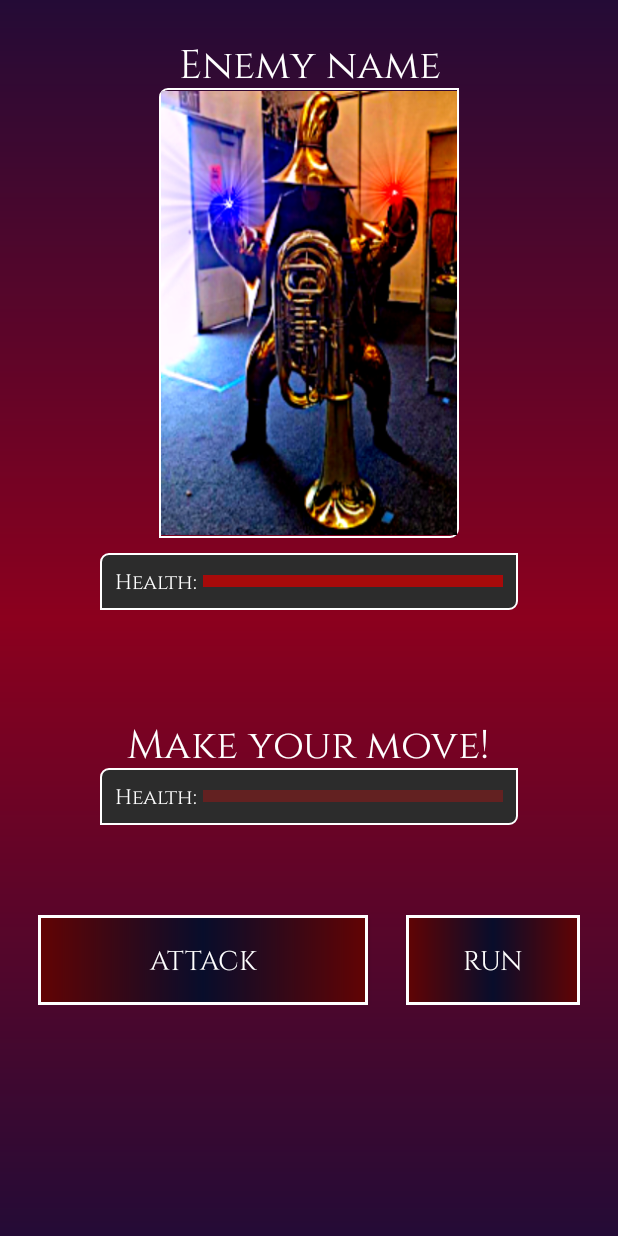
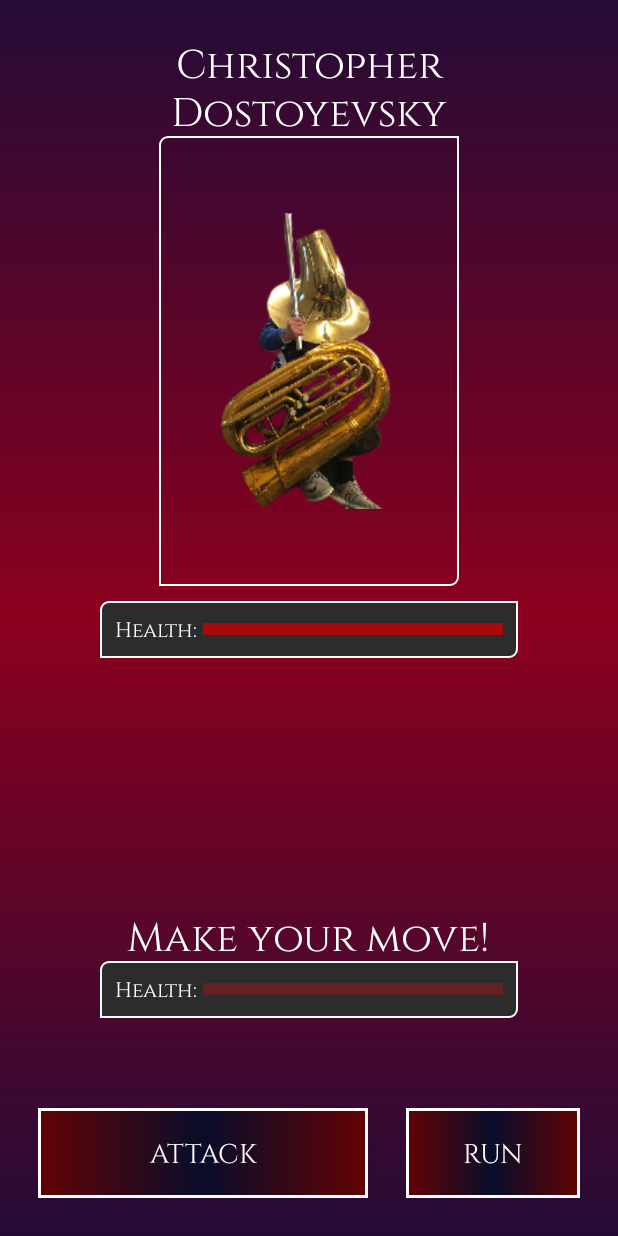
Before and after one commit to jbambo/BrassHeroes, an Android app: the FightActivity screen opened directly, with no data from a screen before it, on a phone screen of 412 x 824 dp. Run offline under Robolectric (Android 15) with nearby library versions, the phone set to English and light mode, and no system bars; 4 statements that could not run were skipped.

Commit message:
levelling possible, fight mechanics first prototype

```diff
--- a/app/src/main/java/com/example/brassheroes/characters/Enemy.java
+++ b/app/src/main/java/com/example/brassheroes/characters/Enemy.java
@@ -5,5 +5,7 @@ import com.example.brassheroes.fightmechanics.RNG;
 public class Enemy extends GameEntity {
     public Enemy() {
         setName(RNG.randomName());
+        setArmor(4);
+        setBaseDamage(10);
     }
 }
--- a/app/src/main/java/com/example/brassheroes/characters/Wizard.java
+++ b/app/src/main/java/com/example/brassheroes/characters/Wizard.java
@@ -4,7 +4,6 @@ public class Wizard extends GameEntity {
 
     public Wizard() {
         setProfession("wizard");
-        setArmor(5);
         setBaseDamage(20);
         setDamageInc(20);
         setHealthInc(15);
--- a/app/src/main/java/com/example/brassheroes/fightmechanics/RNG.java
+++ b/app/src/main/java/com/example/brassheroes/fightmechanics/RNG.java
@@ -2,11 +2,14 @@ package com.example.brassheroes.fightmechanics;
 
 import java.util.Random;
 
+import static com.example.brassheroes.R.drawable.enemy1;
+import static com.example.brassheroes.R.drawable.enemy2;
+import static com.example.brassheroes.R.drawable.enemy3;
+import static com.example.brassheroes.R.drawable.enemy4;
+import static com.example.brassheroes.R.drawable.enemy5;
+
+
 public class RNG {
-    private static final String[] suffixes = {
-            "the Mighty",
-            "the Righteous",
-            "the Noble"};
     private static final String[] firstNames = {
             "Connor",
             "Leo",
@@ -24,9 +27,10 @@ public class RNG {
             "Schopenhauer",
             "von Goethe"};
 
+    private static final int[] enemyPictures = new int[]{enemy1, enemy2, enemy3, enemy4, enemy5};
+
     public static String randomName() {
-        return suffixes[randomNumber(suffixes.length, 0)] + " "
-                + firstNames[randomNumber(firstNames.length, 0)] + " "
+        return firstNames[randomNumber(firstNames.length, 0)] + " "
                 + lastNames[randomNumber(lastNames.length, 0)];
     }
 
@@ -35,4 +39,8 @@ public class RNG {
         return r.nextInt(range) + start;
     }
 
+    public static int randomEnemyPortrait() {
+        return enemyPictures[randomNumber(enemyPictures.length, 0)];
+    }
+
 }
--- a/app/src/main/java/com/example/brassheroes/main/FightActivity.java
+++ b/app/src/main/java/com/example/brassheroes/main/FightActivity.java
@@ -4,6 +4,7 @@ import android.content.Intent;
 import android.os.Bundle;
 import android.view.View;
 import android.widget.Button;
+import android.widget.ImageView;
 import android.widget.ProgressBar;
 import android.widget.TextView;
 import android.widget.Toast;
@@ -14,6 +15,7 @@ import com.example.brassheroes.Persistence;
 import com.example.brassheroes.R;
 import com.example.brassheroes.characters.Enemy;
 import com.example.brassheroes.characters.GameEntity;
+import com.example.brassheroes.fightmechanics.RNG;
 
 import java.io.File;
 
@@ -25,9 +27,11 @@ public class FightActivity extends AppCompatActivity implements View.OnClickList
 
     GameEntity player;
 
-    TextView playerMessage;
+    TextView playerMessage, enemyName;
 
     ProgressBar enemyHealth, playerHealth;
+
+    ImageView enemyPortrait;
 
 
     @Override
@@ -40,18 +44,39 @@ public class FightActivity extends AppCompatActivity implements View.OnClickList
     }
 
     private void stateWatcher() {
-        if (enemyHealth.getProgress() == 0) {
+        if (enemy.getHealth() <= 0) {
+
+            player.gainExp(100);
+
+            File file = new File(getFilesDir(), "Saved-" + player.getName());
+            Persistence.saveData(player, file);
+
+            Toast.makeText(this, "you won!", Toast.LENGTH_SHORT).show();
+
             Intent intent = new Intent(this, StoryActivity.class);
+            intent.putExtra("won", true);
+            startActivity(intent);
+        }
+        if (player.getHealth() <= 0) {
+            Toast.makeText(this, "you lost!", Toast.LENGTH_SHORT).show();
+            Intent intent = new Intent(this, StoryActivity.class);
+            intent.putExtra("won", false);
             startActivity(intent);
         }
     }
 
     private void attackMove() {
-        //Toast.makeText(this, "Damage over 9000!", Toast.LENGTH_SHORT).show();
-        int damage = player.getCurrentDamage()-enemy.getArmor();
-        enemy.setHealth(enemy.getHealth()-damage);
-        enemyHealth.setProgress(enemy.getHealth());
+
+        enemy.recieveDamage(player.getCurrentDamage());
+        enemyHealth.setProgress(enemy.getHealth(), true);
+
         stateWatcher();
+
+        player.recieveDamage(enemy.getCurrentDamage());
+        playerHealth.setProgress(player.getHealth(), true);
+
+        stateWatcher();
+
     }
 
 
@@ -77,7 +102,13 @@ public class FightActivity extends AppCompatActivity implements View.OnClickList
         playerHealth.setProgress(player.getMaxHealth());
 
         playerMessage = findViewById(R.id.playerMessage);
-        playerMessage.setText("Make your move, "+player.getName()+" !");
+        playerMessage.setText("Make your move, " + player.getName() + " !");
+
+        enemyPortrait = findViewById(R.id.enemyPortrait);
+        enemyPortrait.setImageResource(RNG.randomEnemyPortrait());
+
+        enemyName = findViewById(R.id.enemyName);
+        enemyName.setText(enemy.getName());
 
     }
 
--- a/app/src/main/res/layout/activity_fight.xml
+++ b/app/src/main/res/layout/activity_fight.xml
@@ -7,7 +7,7 @@
 
     <RelativeLayout
         android:id="@+id/enemyLayout"
-        android:layout_width="wrap_content"
+        android:layout_width="match_parent"
         android:layout_height="wrap_content"
         app:layout_constraintEnd_toEndOf="parent"
         app:layout_constraintStart_toStartOf="parent"
@@ -19,7 +19,8 @@
             android:layout_height="wrap_content"
             android:text="Enemy name"
             android:textAlignment="center"
-            android:textSize="12pt" />
+            android:textSize="12pt"
+            android:layout_centerHorizontal="true"/>
 
         <ImageView
             android:id="@+id/enemyPortrait"
@@ -27,8 +28,8 @@
             android:layout_height="300dp"
             android:layout_below="@+id/enemyName"
             android:background="@drawable/background_border"
-            android:padding="1dp"
-            android:src="@drawable/enemy_wizard" />
+            android:layout_centerHorizontal="true"
+            android:padding="1dp"/>
     </RelativeLayout>
 
     <RelativeLayout
@@ -69,7 +70,7 @@
         android:layout_marginTop="120dp"
         app:layout_constraintEnd_toEndOf="parent"
         app:layout_constraintStart_toStartOf="parent"
-        app:layout_constraintTop_toBottomOf="@+id/enemyLayout">
+        app:layout_constraintBottom_toBottomOf="parent">
 
         <TextView
             android:id="@+id/playerMessage"
```
Also changed, not shown: app/src/main/java/com/example/brassheroes/characters/GameEntity.java (+22 -6 lines), app/src/main/java/com/example/brassheroes/main/StoryActivity.java (+12 -4 lines), app/src/main/res/drawable/boss.png (renamed from app/src/main/res/drawable/enemy_wizard.png), app/src/main/res/drawable/enemy1.png (added), app/src/main/res/drawable/enemy2.png (added), app/src/main/res/drawable/enemy3.png (added), app/src/main/res/drawable/enemy4.png (added), app/src/main/res/drawable/enemy5.png (added).
